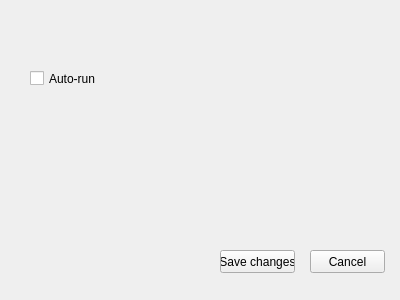
Qt form src/settingsform.ui (VisualTranslator/VisualTranslator) before a commit.
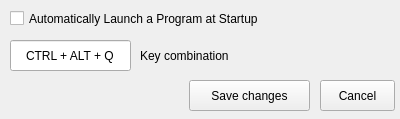
The same form after that commit. Icons and pictures are not drawn.

Commit message: Implemented auto startup setting

The edit to the form file:
```diff
--- a/src/settingsform.ui
+++ b/src/settingsform.ui
@@ -7,7 +7,7 @@
     <x>0</x>
     <y>0</y>
     <width>400</width>
-    <height>300</height>
+    <height>119</height>
    </rect>
   </property>
   <property name="windowTitle">
@@ -16,25 +16,37 @@
   <widget class="QCheckBox" name="checkBox">
    <property name="geometry">
     <rect>
-     <x>30</x>
-     <y>70</y>
-     <width>70</width>
+     <x>10</x>
+     <y>10</y>
+     <width>281</width>
      <height>17</height>
     </rect>
    </property>
    <property name="text">
-    <string>Auto-run</string>
+    <string>Automatically Launch a Program at Startup</string>
    </property>
   </widget>
   <widget class="QPushButton" name="btnSaveChanges">
    <property name="geometry">
     <rect>
-     <x>220</x>
-     <y>250</y>
-     <width>75</width>
-     <height>23</height>
+     <x>189</x>
+     <y>80</y>
+     <width>121</width>
+     <height>31</height>
     </rect>
    </property>
+   <property name="sizePolicy">
+    <sizepolicy hsizetype="Preferred" vsizetype="Preferred">
+     <horstretch>0</horstretch>
+     <verstretch>0</verstretch>
+    </sizepolicy>
+   </property>
+   <property name="minimumSize">
+    <size>
+     <width>0</width>
+     <height>0</height>
+    </size>
+   </property>
    <property name="text">
     <string>Save changes</string>
    </property>
@@ -42,16 +54,45 @@
   <widget class="QPushButton" name="btnCancel">
    <property name="geometry">
     <rect>
-     <x>310</x>
-     <y>250</y>
+     <x>320</x>
+     <y>80</y>
      <width>75</width>
-     <height>23</height>
+     <height>31</height>
     </rect>
    </property>
    <property name="text">
     <string>Cancel</string>
    </property>
   </widget>
+  <widget class="QLineEdit" name="lineEdit">
+   <property name="geometry">
+    <rect>
+     <x>10</x>
+     <y>40</y>
+     <width>121</width>
+     <height>31</height>
+    </rect>
+   </property>
+   <property name="text">
+    <string>CTRL + ALT + Q</string>
+   </property>
+   <property name="alignment">
+    <set>Qt::AlignCenter</set>
+   </property>
+  </widget>
+  <widget class="QLabel" name="label">
+   <property name="geometry">
+    <rect>
+     <x>140</x>
+     <y>40</y>
+     <width>111</width>
+     <height>31</height>
+    </rect>
+   </property>
+   <property name="text">
+    <string>Key combination</string>
+   </property>
+  </widget>
  </widget>
  <resources/>
  <connections/>
```
Left out of the diff: 11 changed lines with no effect on the pictures. The commit also changes 2 other files.
